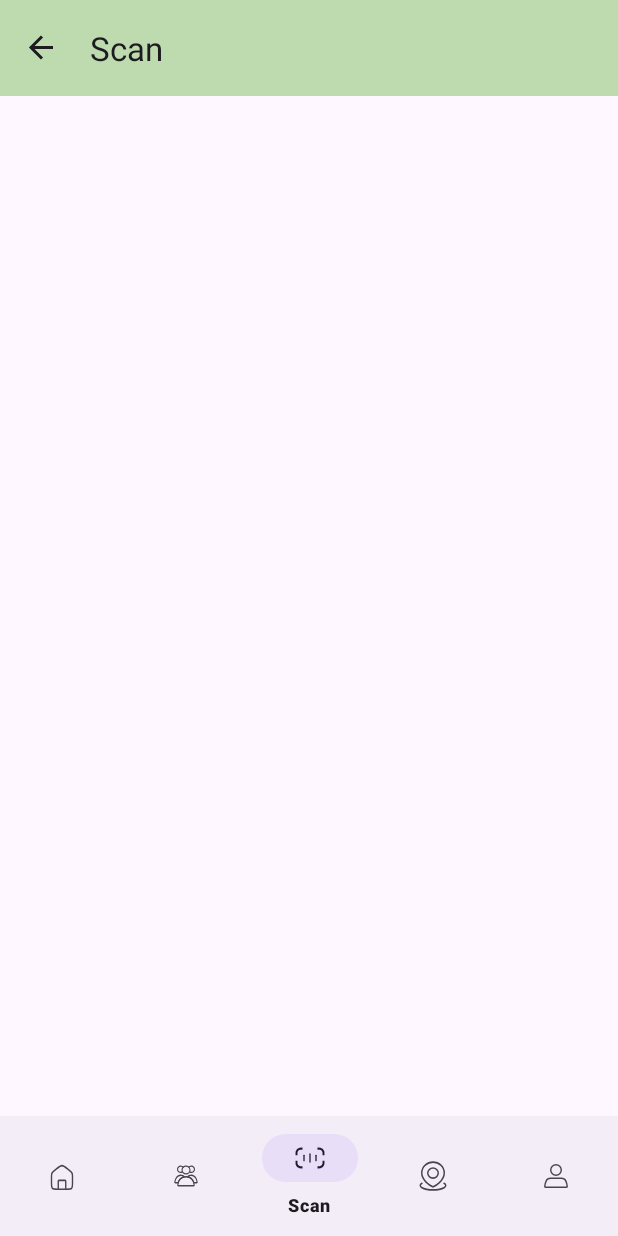
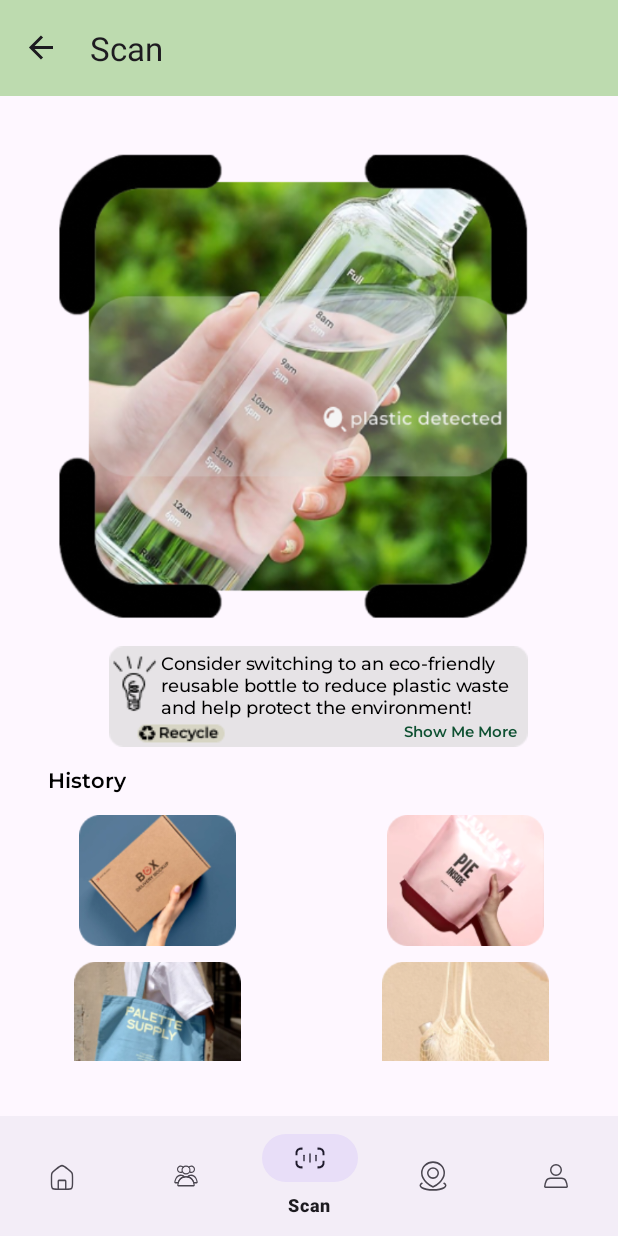
Before and after one commit to NightFurios2411/ZeroWasteHero, an Android app: the ScanFragment screen opened through its navigation route, on a phone screen of 412 x 824 dp. Run offline under Robolectric (Android 15) with nearby library versions, the phone set to English and light mode, and no system bars; our stand-ins replace Firebase (no records; nobody signed in at launch, a user with empty details on screens opened directly), navigation-ui.

Commit message:
commit (google maps, scan)

```diff
--- a/app/build.gradle.kts
+++ b/app/build.gradle.kts
@@ -1,8 +1,6 @@
 plugins {
     alias(libs.plugins.android.application)
-    // Add the Google services Gradle plugin
-    id("com.google.gms.google-services")
-    alias(libs.plugins.google.android.libraries.mapsplatform.secrets.gradle.plugin)
+
 }
 
 android {
@@ -54,7 +52,8 @@ dependencies {
     testImplementation(libs.junit)
     androidTestImplementation(libs.ext.junit)
     androidTestImplementation(libs.espresso.core)
-    implementation("androidx.recyclerview:recyclerview:1.2.1")
+    implementation("com.google.android.gms:play-services-maps:19.0.0")
+    implementation ("androidx.fragment:fragment:1.6.1")
 
     // Import the Firebase BoM
     implementation(platform("com.google.firebase:firebase-bom:33.7.0"))
--- a/app/src/main/AndroidManifest.xml
+++ b/app/src/main/AndroidManifest.xml
@@ -2,8 +2,11 @@
 <manifest xmlns:android="http://schemas.android.com/apk/res/android"
     xmlns:tools="http://schemas.android.com/tools">
 
-    <uses-permission android:name="android.permission.READ_MEDIA_IMAGES" />
-    <uses-permission android:name="android.permission.INTERNET" />
+    <!-- Required permissions for Google Maps -->
+    <uses-permission android:name="android.permission.ACCESS_FINE_LOCATION"/>
+    <uses-permission android:name="android.permission.INTERNET"/>
+    <uses-permission android:name="android.permission.ACCESS_NETWORK_STATE"/>
+    <uses-permission android:name="android.permission.ACCESS_COARSE_LOCATION"/>
 
     <application
         android:allowBackup="true"
@@ -16,20 +19,11 @@
         android:theme="@style/Theme.ZeroWasteHero"
         tools:targetApi="31">
 
-        <!--
-             TODO: Before you run your application, you need a Google Maps API key.
-
-             To get one, follow the directions here:
-
-                https://developers.google.com/maps/documentation/android-sdk/get-api-key
-
-             Once you have your API key (it starts with "AIza"), define a new property in your
-             project's local.properties file (e.g. MAPS_API_KEY=Aiza...), and replace the
-             "YOUR_API_KEY" string in this file with "${MAPS_API_KEY}".
-        -->
+        <!-- Google Maps API Key -->
         <meta-data
             android:name="com.google.android.geo.API_KEY"
-            android:value="YOUR_API_KEY" />
+            android:value="AIzaSyCpB_M4NpVU7osRtJrclfNw6i6qgzcYhCo" />
+
         <meta-data
             android:name="preloaded_fonts"
             android:resource="@array/preloaded_fonts" />
@@ -39,14 +33,13 @@
             android:exported="true">
             <intent-filter>
                 <action android:name="android.intent.action.MAIN" />
-
                 <category android:name="android.intent.category.LAUNCHER" />
             </intent-filter>
         </activity>
+
         <activity
             android:name=".Main.MainActivity"
             android:exported="false">
         </activity>
     </application>
-
 </manifest>
--- /dev/null
+++ b/app/src/main/java/com/example/zerowastehero/Main/Map/GoogleMap.java
@@ -0,0 +1,66 @@
+package com.example.zerowastehero.Main.Map;
+
+import android.os.Bundle;
+
+import androidx.fragment.app.Fragment;
+
+import android.view.LayoutInflater;
+import android.view.View;
+import android.view.ViewGroup;
+
+import com.example.zerowastehero.R;
+
+/**
+ * A simple {@link Fragment} subclass.
+ * Use the {@link GoogleMap#newInstance} factory method to
+ * create an instance of this fragment.
+ */
+public class GoogleMap extends Fragment {
+
+    // TODO: Rename parameter arguments, choose names that match
+    // the fragment initialization parameters, e.g. ARG_ITEM_NUMBER
+    private static final String ARG_PARAM1 = "param1";
+    private static final String ARG_PARAM2 = "param2";
+
+    // TODO: Rename and change types of parameters
+    private String mParam1;
+    private String mParam2;
+
+    public GoogleMap() {
+        // Required empty public constructor
+    }
+
+    /**
+     * Use this factory method to create a new instance of
+     * this fragment using the provided parameters.
+     *
+     * @param param1 Parameter 1.
+     * @param param2 Parameter 2.
+     * @return A new instance of fragment GoogleMap.
+     */
+    // TODO: Rename and change types and number of parameters
+    public static GoogleMap newInstance(String param1, String param2) {
+        GoogleMap fragment = new GoogleMap();
+        Bundle args = new Bundle();
+        args.putString(ARG_PARAM1, param1);
+        args.putString(ARG_PARAM2, param2);
+        fragment.setArguments(args);
+        return fragment;
+    }
+
+    @Override
+    public void onCreate(Bundle savedInstanceState) {
+        super.onCreate(savedInstanceState);
+        if (getArguments() != null) {
+            mParam1 = getArguments().getString(ARG_PARAM1);
+            mParam2 = getArguments().getString(ARG_PARAM2);
+        }
+    }
+
+    @Override
+    public View onCreateView(LayoutInflater inflater, ViewGroup container,
+                             Bundle savedInstanceState) {
+        // Inflate the layout for this fragment
+        return inflater.inflate(R.layout.fragment_google_map, container, false);
+    }
+}
--- /dev/null
+++ b/app/src/main/res/layout/fragment_google_map.xml
@@ -0,0 +1,14 @@
+<?xml version="1.0" encoding="utf-8"?>
+<FrameLayout xmlns:android="http://schemas.android.com/apk/res/android"
+    xmlns:tools="http://schemas.android.com/tools"
+    android:layout_width="match_parent"
+    android:layout_height="match_parent"
+    tools:context=".Main.Map.GoogleMap">
+
+    <!-- TODO: Update blank fragment layout -->
+    <TextView
+        android:layout_width="match_parent"
+        android:layout_height="match_parent"
+        android:text="@string/hello_blank_fragment" />
+
+</FrameLayout>
--- a/app/src/main/res/layout/fragment_scan.xml
+++ b/app/src/main/res/layout/fragment_scan.xml
@@ -2,23 +2,146 @@
 <androidx.constraintlayout.widget.ConstraintLayout xmlns:android="http://schemas.android.com/apk/res/android"
     xmlns:app="http://schemas.android.com/apk/res-auto"
     xmlns:tools="http://schemas.android.com/tools"
-    android:id="@+id/CSScan"
     android:layout_width="match_parent"
     android:layout_height="match_parent"
-    tools:context=".Main.Scan.ScanFragment" >
+    app:layout_constraintEnd_toEndOf="parent"
+    tools:context=".Main.Scan.ScanFragment">
+
+
+    <ImageView
+        android:id="@+id/header"
+        android:layout_width="wrap_content"
+        android:layout_height="200dp"
+        android:layout_marginBottom="700dp"
+        android:src="@drawable/green_header"
+        app:layout_constraintBottom_toBottomOf="parent"
+        app:layout_constraintEnd_toEndOf="parent"
+        app:layout_constraintHorizontal_bias="0.0"
+        app:layout_constraintStart_toStartOf="parent"
+        app:layout_constraintTop_toTopOf="parent"
+        app:layout_constraintVertical_bias="0.457" />
+
+
+    <ImageButton
+        android:id="@+id/leftarrowbig"
+        android:layout_width="48dp"
+        android:layout_height="48dp"
+        android:layout_marginEnd="340dp"
+        android:layout_marginBottom="680dp"
+        android:background="#00FFFFFF"
+        android:src="@drawable/leftarrowbig"
+        android:contentDescription="back_button"
+        app:layout_constraintBottom_toBottomOf="parent"
+        app:layout_constraintEnd_toEndOf="parent" />
+
+
+    <ImageView
+        android:id="@+id/scan"
+        android:layout_width="376dp"
+        android:layout_height="521dp"
+        android:layout_marginStart="20dp"
+        android:layout_marginBottom="188dp"
+        android:src="@drawable/scan"
+        app:layout_constraintBottom_toBottomOf="parent"
+        app:layout_constraintStart_toStartOf="parent" />
+
+
+    <ImageView
+        android:id="@+id/recycletext"
+        android:layout_width="wrap_content"
+        android:layout_height="wrap_content"
+        android:layout_marginEnd="60dp"
+        android:layout_marginBottom="246dp"
+        android:src="@drawable/recycletext"
+        app:layout_constraintBottom_toBottomOf="parent"
+        app:layout_constraintEnd_toEndOf="parent" />
+
 
     <TextView
-        android:id="@+id/textView4"
+        android:id="@+id/textrecycle"
+        android:layout_width="247dp"
+        android:layout_height="61dp"
+        android:layout_marginEnd="57dp"
+        android:layout_marginBottom="248dp"
+        android:fontFamily="@font/montserrat_medium"
+        android:text="Consider switching to an eco-friendly  reusable bottle to reduce plastic waste  and help protect the environment!"
+        android:textColor="#000000"
+        android:textSize="12sp"
+        app:layout_constraintBottom_toBottomOf="parent"
+        app:layout_constraintEnd_toEndOf="parent" />
+
+
+    <TextView
+        android:id="@+id/showmemore"
         android:layout_width="wrap_content"
         android:layout_height="wrap_content"
-        android:layout_marginStart="176dp"
-        android:layout_marginTop="276dp"
-        android:layout_marginEnd="161dp"
-        android:layout_marginBottom="436dp"
-        android:text="Im the Scan"
+        android:layout_marginEnd="67dp"
+        android:layout_marginBottom="248dp"
+        android:fontFamily="@font/montserrat_semibold"
+        android:text="Show Me More"
+        android:textColor="#0F5132"
+        android:textSize="10sp"
         app:layout_constraintBottom_toBottomOf="parent"
-        app:layout_constraintEnd_toEndOf="parent"
-        app:layout_constraintStart_toStartOf="parent"
-        app:layout_constraintTop_toTopOf="parent" />
+        app:layout_constraintEnd_toEndOf="parent" />
+
+
+    <TextView
+        android:id="@+id/history"
+        android:layout_width="wrap_content"
+        android:layout_height="wrap_content"
+        android:layout_marginEnd="328dp"
+        android:layout_marginBottom="212dp"
+        android:fontFamily="@font/montserrat_semibold"
+        android:text="History"
+        android:textColor="#000000"
+        app:layout_constraintBottom_toBottomOf="parent"
+        app:layout_constraintEnd_toEndOf="parent" />
+
+
+    <ImageView
+        android:id="@+id/boxpic"
+        android:layout_width="111dp"
+        android:layout_height="87dp"
+        android:layout_marginStart="49dp"
+        android:layout_marginBottom="113dp"
+        android:src="@drawable/boxpic"
+        app:layout_constraintBottom_toBottomOf="parent"
+        app:layout_constraintStart_toStartOf="parent" />
+
+
+    <ImageView
+        android:id="@+id/piepic"
+        android:layout_width="111dp"
+        android:layout_height="87dp"
+        android:layout_marginEnd="46dp"
+        android:layout_marginBottom="113dp"
+        android:src="@drawable/pieinsidepic"
+        app:layout_constraintBottom_toBottomOf="parent"
+        app:layout_constraintEnd_toEndOf="parent" />
+
+
+    <ImageView
+        android:id="@+id/totebagpic"
+        android:layout_width="111dp"
+        android:layout_height="87dp"
+        android:layout_marginStart="49dp"
+        android:layout_marginBottom="26dp"
+        android:src="@drawable/totebagpic"
+        app:layout_constraintBottom_toBottomOf="parent"
+        app:layout_constraintStart_toStartOf="parent" />
+
+
+    <ImageView
+        android:id="@+id/netbagpic"
+        android:layout_width="111dp"
+        android:layout_height="87dp"
+        android:layout_marginEnd="46dp"
+        android:layout_marginBottom="26dp"
+        android:src="@drawable/netbagpic"
+        app:layout_constraintBottom_toBottomOf="parent"
+        app:layout_constraintEnd_toEndOf="parent" />
+
+
+
 
 </androidx.constraintlayout.widget.ConstraintLayout>
```
Also changed, not shown: app/src/main/res/drawable/green_header.png (added), app/src/main/res/drawable/leftarrowbig.png (added), build.gradle.kts (line endings or trailing spaces).
